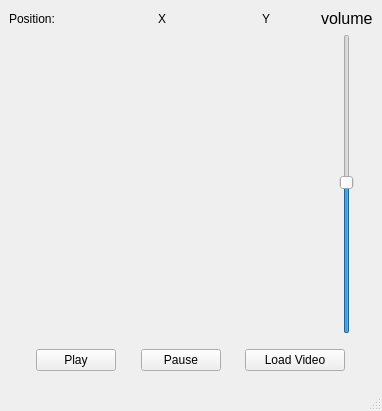
The window that Video_player/mainwindow.ui (Hyper-Linking-Video/Video-player) describes before a commit, drawn with Qt 5.
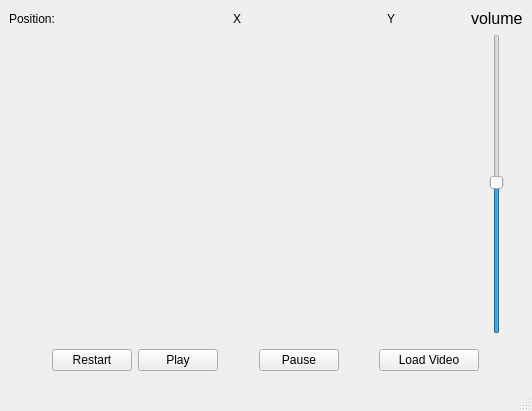
The same window after the commit.

Commit message: add restart,status show

```diff
--- a/Video_player/mainwindow.ui
+++ b/Video_player/mainwindow.ui
@@ -6,7 +6,7 @@
    <rect>
     <x>0</x>
     <y>0</y>
-    <width>382</width>
+    <width>532</width>
     <height>411</height>
    </rect>
   </property>
@@ -55,6 +55,13 @@
          </property>
         </spacer>
        </item>
+       <item>
+        <widget class="QPushButton" name="RestartButton">
+         <property name="text">
+          <string>Restart</string>
+         </property>
+        </widget>
+       </item>
        <item>
         <widget class="QPushButton" name="PlayButton">
          <property name="text">
@@ -139,19 +146,19 @@
         </property>
        </widget>
       </item>
-      <item>
-       <widget class="QLabel" name="label_Y">
-        <property name="text">
-         <string>X</string>
-        </property>
-        <property name="alignment">
-         <set>Qt::AlignCenter</set>
-        </property>
-       </widget>
-      </item>
       <item>
        <widget class="QLabel" name="label_X">
         <property name="text">
+         <string>X</string>
+        </property>
+        <property name="alignment">
+         <set>Qt::AlignCenter</set>
+        </property>
+       </widget>
+      </item>
+      <item>
+       <widget class="QLabel" name="label_Y">
+        <property name="text">
          <string>Y</string>
         </property>
         <property name="alignment">
```
Left out of the diff: 2 changed lines with no effect on the pictures. The commit also changes 2 other files.
